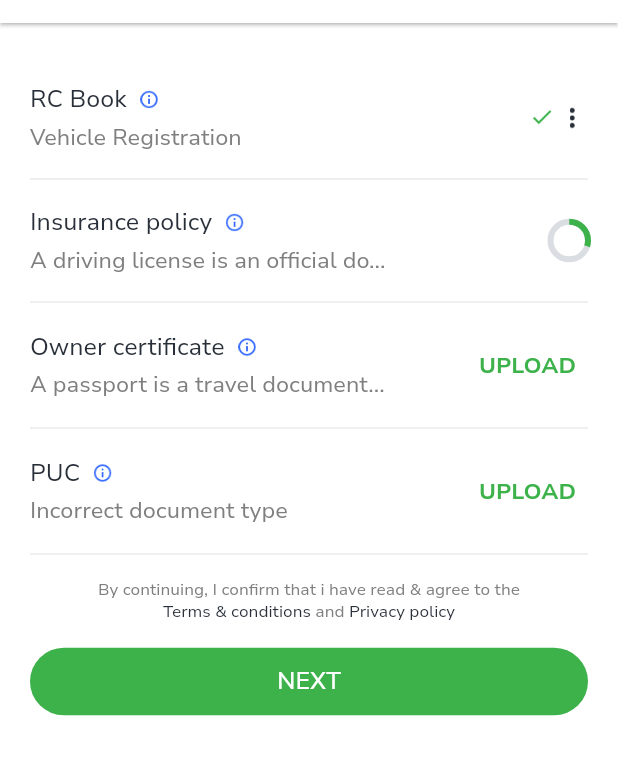
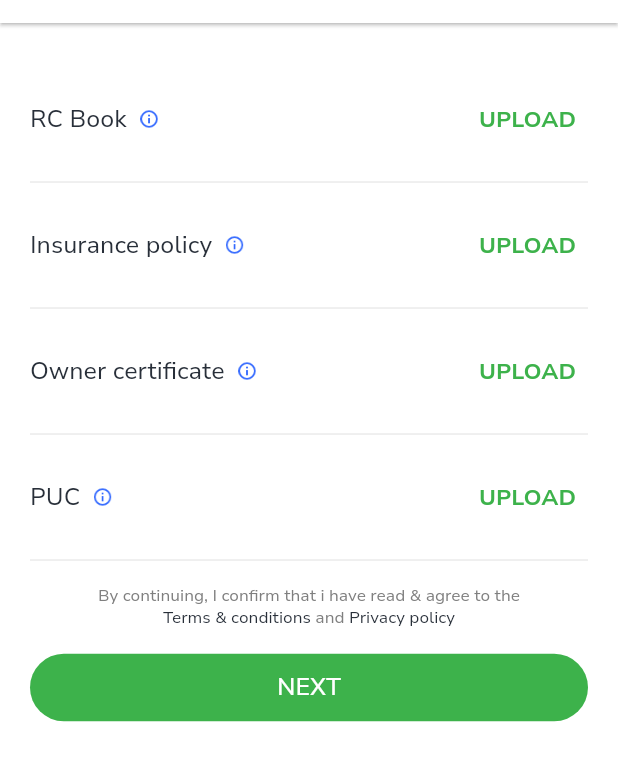
Before and after one commit to codeforany/taxi_driver_flutter, a Flutter app: the VehicleDocumentUploadView screen opened directly, on a phone screen of 412 x 824 dp, the part 61-842 px from its top. Run offline on Flutter 3.47's test engine with Material 3 defaults, Android fonts, the phone set to English and light mode, and no system bars; our stand-ins replace bloc, bubble, cached_network_image, equatable, firebase_auth, firebase_core and 14 more; missing offline and left inert: fl_country_code_picker, flutter_osm_plugin, flutter_timer_countdown, maps_toolkit, otp_timer_button; accounts and stored records are empty; network calls fail.

Commit message:
personal document list & upload with api calling

```diff
--- a/lib/common/globs.dart
+++ b/lib/common/globs.dart
@@ -129,6 +129,9 @@ class SVKey {
 
     static const svDriverSummary = "${baseUrl}driver_summary";
 
+    static const svPersonalDocumentList = "${baseUrl}personal_document_list";
+    static const svDriverUploadDocument = "${baseUrl}driver_update_document";
+
 
 }
 
--- a/lib/common_widget/document_row.dart
+++ b/lib/common_widget/document_row.dart
@@ -1,7 +1,5 @@
 import 'package:flutter/material.dart';
 import 'package:taxi_driver/common/color_extension.dart';
-
-enum DocumentStatus { upload, uploading, uploaded }
 
 class DocumentRow extends StatelessWidget {
   final Map dObj;
@@ -9,7 +7,6 @@ class DocumentRow extends StatelessWidget {
   final VoidCallback onInfo;
   final VoidCallback onUpload;
   final VoidCallback onAction;
-  final DocumentStatus status;
 
   const DocumentRow(
       {super.key,
@@ -17,11 +14,12 @@ class DocumentRow extends StatelessWidget {
       required this.onPressed,
       required this.onInfo,
       required this.onUpload,
-      required this.onAction,
-      required this.status});
+      required this.onAction});
 
   @override
   Widget build(BuildContext context) {
+    var status = dObj["status"] as int? ?? -1;
+
     return InkWell(
       onTap: onPressed,
       child: Column(
@@ -58,20 +56,20 @@ class DocumentRow extends StatelessWidget {
                           )
                         ],
                       ),
-                      const SizedBox(
-                        height: 4,
-                      ),
-                      Text(
-                        dObj["detail"] as String? ?? "",
-                        style: TextStyle(
-                          color: TColor.secondaryText,
-                          fontSize: 15,
-                        ),
-                      ),
+                      // const SizedBox(
+                      //   height: 4,
+                      // ),
+                      // Text(
+                      //   dObj["detail"] as String? ?? "",
+                      //   style: TextStyle(
+                      //     color: TColor.secondaryText,
+                      //     fontSize: 15,
+                      //   ),
+                      // ),
                     ],
                   ),
                 ),
-                if (status == DocumentStatus.uploaded)
+                if (status == 2)
                   Row(
                     mainAxisSize: MainAxisSize.min,
                     children: [
@@ -90,17 +88,7 @@ class DocumentRow extends StatelessWidget {
                       )
                     ],
                   )
-                else if (status == DocumentStatus.uploading)
-                  SizedBox(
-                    width: 25,
-                    height: 25,
-                    child: CircularProgressIndicator(
-                      value: 0.3,
-                      color: TColor.primary,
-                      backgroundColor: TColor.lightGray,
-                    ),
-                  )
-                else
+                else if (status == -1)
                   TextButton(
                     onPressed: onUpload,
                     child: Text(
@@ -111,10 +99,30 @@ class DocumentRow extends StatelessWidget {
                           fontWeight: FontWeight.w700),
                     ),
                   )
+                else if (status == 0)
+                  const Text(
+                    "Pending",
+                    style: TextStyle(
+                        color: Colors.blue,
+                        fontSize: 15,
+                        fontWeight: FontWeight.w500),
+                  )
+                else
+                  Text(
+                    status == 3
+                        ? "Unapproved"
+                        : status == 4
+                            ? "Expiry in 15 days"
+                            : "Expired",
+                    style: const TextStyle(
+                        color: Colors.red,
+                        fontSize: 15,
+                        fontWeight: FontWeight.w500),
+                  ),
               ],
             ),
           ),
-          Divider(),
+          const Divider(),
         ],
       ),
     );
--- a/lib/view/login/vehicle_document_view.dart
+++ b/lib/view/login/vehicle_document_view.dart
@@ -5,11 +5,11 @@ import 'package:taxi_driver/common_widget/round_button.dart';
 import 'package:taxi_driver/view/login/subscription_plan_view.dart';
 
 class VehicleDocumentUploadView extends StatefulWidget {
-
   const VehicleDocumentUploadView({super.key});
 
   @override
-  State<VehicleDocumentUploadView> createState() => _VehicleDocumentUploadViewState();
+  State<VehicleDocumentUploadView> createState() =>
+      _VehicleDocumentUploadViewState();
 }
 
 class _VehicleDocumentUploadViewState extends State<VehicleDocumentUploadView> {
@@ -18,25 +18,21 @@ class _VehicleDocumentUploadViewState extends State<VehicleDocumentUploadView> {
       "name": "RC Book",
       "detail": "Vehicle Registration",
       "info": "",
-      "status": DocumentStatus.uploaded
     },
     {
       "name": "Insurance policy",
       "detail": "A driving license is an official do...",
       "info": "",
-      "status": DocumentStatus.uploading
     },
     {
       "name": "Owner certificate",
       "detail": "A passport is a travel document...",
       "info": "",
-      "status": DocumentStatus.upload
     },
     {
       "name": "PUC",
       "detail": "Incorrect document type",
       "info": "",
-      "status": DocumentStatus.upload
     }
   ];
 
@@ -100,12 +96,10 @@ class _VehicleDocumentUploadViewState extends State<VehicleDocumentUploadView> {
                                     borderRadius: BorderRadius.circular(15),
                                     boxShadow: const [
                                       BoxShadow(
-                                            color: Colors.black12,
-                                            blurRadius: 3),
+                                          color: Colors.black12, blurRadius: 3),
                                     ]),
                                 child: Column(
-                                    crossAxisAlignment:
-                                        CrossAxisAlignment.start,
+                                  crossAxisAlignment: CrossAxisAlignment.start,
                                   children: [
                                     Text(
                                       "RC Book",
@@ -129,8 +123,7 @@ class _VehicleDocumentUploadViewState extends State<VehicleDocumentUploadView> {
                                       ),
                                     ),
                                     Row(
-                                        mainAxisAlignment:
-                                            MainAxisAlignment.end,
+                                      mainAxisAlignment: MainAxisAlignment.end,
                                       children: [
                                         TextButton(
                                           onPressed: () {
@@ -153,8 +146,7 @@ class _VehicleDocumentUploadViewState extends State<VehicleDocumentUploadView> {
                       },
                       onUpload: () {},
                       onAction: () {},
-                        status: dObj["status"] as DocumentStatus? ??
-                            DocumentStatus.upload);
+                    );
                   },
                   itemCount: documentList.length),
               const SizedBox(
```
Also changed, not shown: lib/view/login/document_upload_view.dart (+79 -86 lines), lib/view/menu/settings_view.dart (+6 -1 lines). Lines whose indentation alone changed are shown as unchanged.
